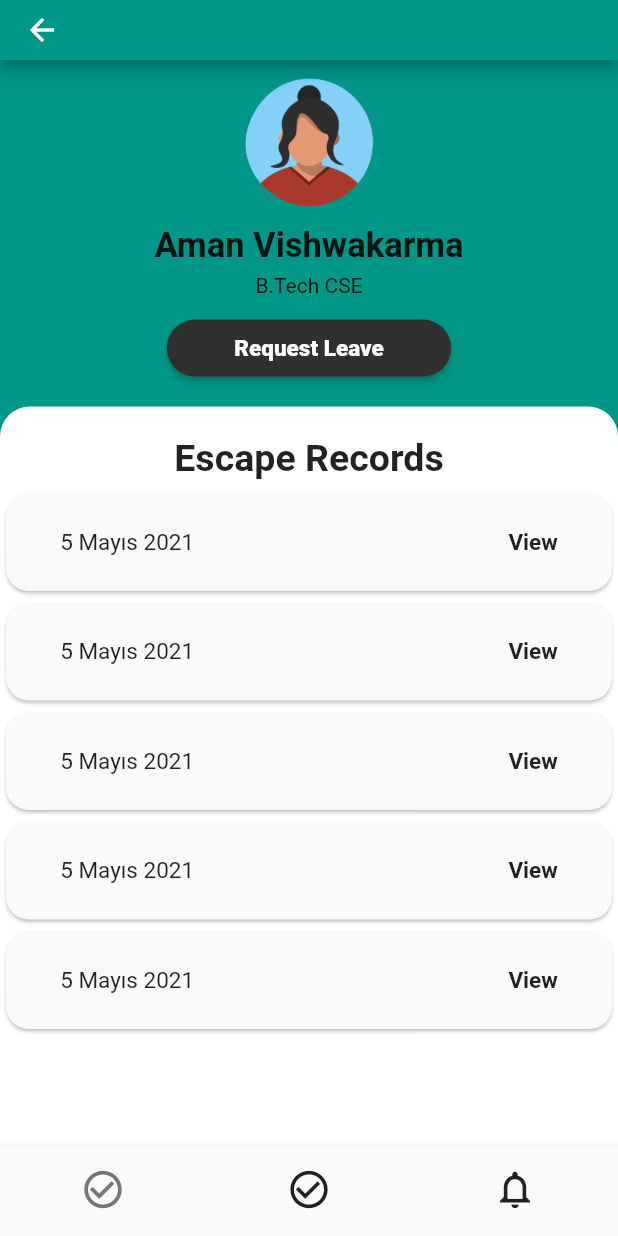
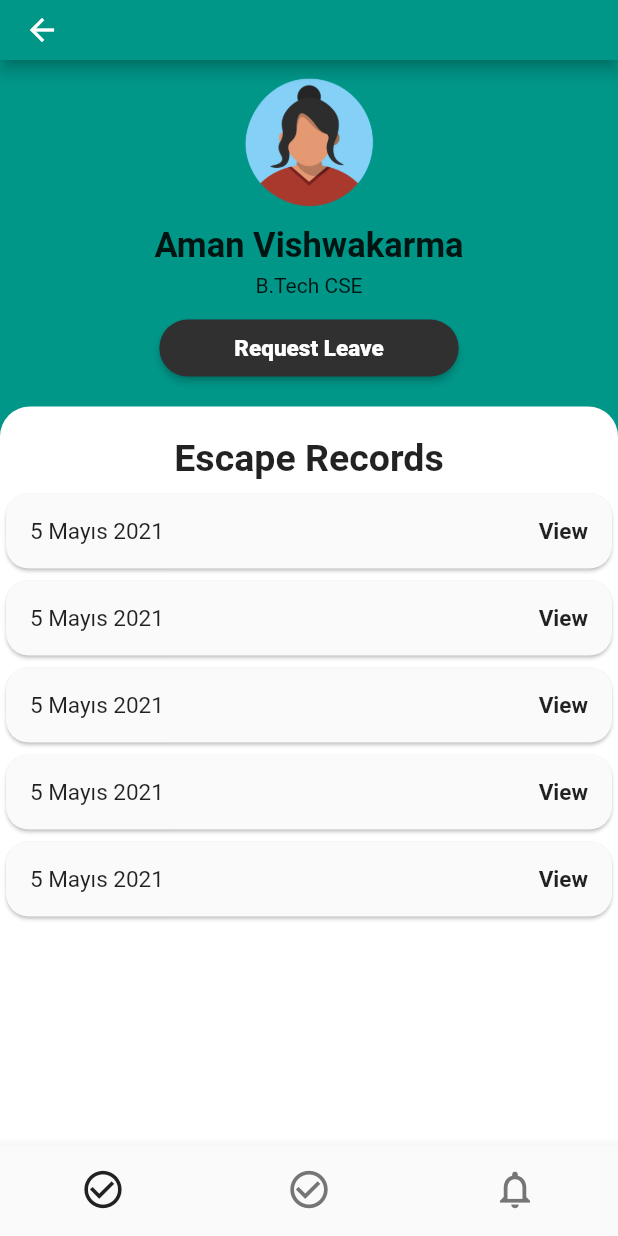
Before and after one commit to zehrakaygili/task1, a Flutter app: the screen it shows after launch, after a tap on "Let's Go", on a phone screen of 412 x 824 dp. Run offline on Flutter 3.47's test engine with Material 2 defaults, Android fonts, the phone set to English and light mode, and no system bars; our stand-ins replace google_fonts.

Commit message:
constans file added

```diff
--- /dev/null
+++ b/lib/constants.dart
@@ -0,0 +1,33 @@
+import 'package:flutter/material.dart';
+import 'package:google_fonts/google_fonts.dart';
+
+const buttonColor = Color(0xFF303030);
+const buttonTextColor = Colors.white;
+const homePageBackgroundColor = Color(0xFF009688);
+const containerColor = Colors.white;
+const cardColor = Color(0xFFFAFAFA);
+const cardSplashColor = Color(0xFF009688);
+
+const String welcomeButtonText = "Let's Go";
+const String welcomeTitleText = "FREED";
+const String welcomeSubtitleText = "Let's take a legal escape";
+const String nameText = "Aman Vishwakarma";
+const String departmentNameText = "B.Tech CSE";
+const String dateSectionText = "Escape Records";
+const String repuestLeaveButtonText = "Request Leave";
+const String dateText = "5 Mayıs 2021";
+
+TextStyle welcomeTitleStyle =
+    GoogleFonts.montserrat(fontSize: 60, fontWeight: FontWeight.w300);
+TextStyle welcomeSubtitleStyle =
+    GoogleFonts.montserrat(fontSize: 25, fontWeight: FontWeight.w200);
+TextStyle nameTextStyle =
+    const TextStyle(fontWeight: FontWeight.bold, fontSize: 23);
+TextStyle dateSectionTextStyle =
+    const TextStyle(fontSize: 25, fontWeight: FontWeight.bold);
+TextStyle welcomeButtonTextStyle =
+    GoogleFonts.montserrat(fontSize: 18, fontWeight: FontWeight.w400);
+TextStyle repuestLeaveButtonTextStyle =
+    const TextStyle(fontSize: 15, fontWeight: FontWeight.w900);
+TextStyle dateTextStyle = const TextStyle(fontSize: 15);
+TextStyle viewTextStyle = TextStyle(fontSize: 15, fontWeight: FontWeight.bold);
--- a/lib/home_page.dart
+++ b/lib/home_page.dart
@@ -1,6 +1,9 @@
 import 'package:flutter/material.dart';
-import 'package:test1/widgets/date_card.dart';
-import 'package:test1/widgets/request_leave_button.dart';
+import 'package:test1/constants.dart';
+import 'package:test1/widgets/bottom_navigation_bar.dart';
+import 'package:test1/widgets/date_section.dart';
+import 'package:test1/widgets/profile_photo.dart';
+import 'package:test1/widgets/welcome_button.dart';
 
 class HomePage extends StatefulWidget {
   const HomePage({super.key});
@@ -10,120 +13,53 @@ class HomePage extends StatefulWidget {
 }
 
 class _HomePageState extends State<HomePage> {
-  int _currentIndex = 0;
   @override
   Widget build(BuildContext context) {
     return Scaffold(
       appBar: AppBar(
-        backgroundColor: Color(0xFF009688),
+        backgroundColor: homePageBackgroundColor,
         toolbarHeight: 40,
       ),
-      backgroundColor: const Color(0xFF009688),
+      backgroundColor: homePageBackgroundColor,
       body: SafeArea(
         child: Column(
           children: [
             const SizedBox(
               height: 10,
             ),
-            CircleAvatar(
-              minRadius: 40,
-              backgroundColor: Colors.transparent,
-              child: ClipRRect(
-                borderRadius: BorderRadius.circular(50),
-                child: Image.asset(
-                  "assets/images/avatar.png",
-                  height: 90,
-                  fit: BoxFit.scaleDown,
-                ),
-              ),
-            ),
+            const ProfilePhoto(),
             const SizedBox(
               height: 10,
             ),
-            const Text(
-              "Aman Vishwakarma",
-              style: TextStyle(fontWeight: FontWeight.bold, fontSize: 23),
+            Text(
+              nameText,
+              style: nameTextStyle,
             ),
             const SizedBox(
               height: 5,
             ),
-            const Text("B.Tech CSE"),
+            const Text(departmentNameText),
             const SizedBox(
               height: 10,
             ),
-            const RequestLeaveButton(),
+            WelcomeButton(
+                button: buttonColor,
+                textColor: buttonTextColor,
+                text: repuestLeaveButtonText,
+                textstyle: repuestLeaveButtonTextStyle,
+                press: () {},
+                vertical: 10,
+                horizontal: 50),
             const SizedBox(
               height: 15,
             ),
-            Expanded(
-              child: Container(
-                decoration: const BoxDecoration(
-                  borderRadius: BorderRadius.only(
-                    topLeft: Radius.circular(20),
-                    topRight: Radius.circular(20),
-                  ),
-                  color: Colors.white,
-                ),
-                child: Column(
-                  children: [
-                    Container(
-                      color: Colors.white,
-                    ),
-                    const SizedBox(
-                      height: 20,
-                    ),
-                    const Text(
-                      "Escape Records",
-                      style:
-                          TextStyle(fontSize: 25, fontWeight: FontWeight.bold),
-                    ),
-                    const SizedBox(
-                      height: 5,
-                    ),
-                    const DateCard(),
-                    const DateCard(),
-                    const DateCard(),
-                    const DateCard(),
-                    const DateCard(),
-                  ],
-                ),
-              ),
+            const Expanded(
+              child: DateSection(),
             ),
           ],
         ),
       ),
-      bottomNavigationBar: BottomNavigationBar(
-        showSelectedLabels: false,
-        showUnselectedLabels: false,
-        items: const <BottomNavigationBarItem>[
-          BottomNavigationBarItem(
-              icon: Icon(
-                Icons.check_circle_outline,
-                size: 30,
-              ),
-              label: ""),
-          BottomNavigationBarItem(
-              icon: Icon(
-                Icons.check_circle_outline,
-                size: 30,
-              ),
-              label: ""),
-          BottomNavigationBarItem(
-              icon: Icon(
-                Icons.notifications_none,
-                size: 30,
-              ),
-              label: ""),
-        ],
-        currentIndex: _currentIndex,
-        selectedItemColor: Colors.grey[600],
-        unselectedItemColor: Colors.grey[900],
-        onTap: (index) {
-          setState(() {
-            _currentIndex = index;
-          });
-        },
-      ),
+      bottomNavigationBar: BottomBar(),
     );
   }
 }
--- a/lib/welcome_page.dart
+++ b/lib/welcome_page.dart
@@ -1,7 +1,8 @@
 import 'package:flutter/material.dart';
-import 'package:google_fonts/google_fonts.dart';
+import 'package:test1/constants.dart';
 import 'package:test1/widgets/background.dart';
 
+import 'home_page.dart';
 import 'widgets/welcome_button.dart';
 
 class WelcomePage extends StatefulWidget {
@@ -22,17 +23,31 @@ class _WelcomePageState extends State<WelcomePage> {
               height: 200,
             ),
             Text(
-              "FREED",
-              style: GoogleFonts.montserrat(
-                  fontSize: 60, fontWeight: FontWeight.w300),
+              welcomeTitleText,
+              style: welcomeTitleStyle,
             ),
-            Text("Let's take a legal escape",
-                style: GoogleFonts.montserrat(
-                    fontSize: 25, fontWeight: FontWeight.w200)),
+            Text(welcomeSubtitleText, style: welcomeSubtitleStyle),
             const SizedBox(
               height: 40,
             ),
-            const WelcomeButton(),
+            WelcomeButton(
+              vertical: 15,
+              horizontal: 50,
+              text: welcomeButtonText,
+              button: buttonColor,
+              textColor: buttonTextColor,
+              textstyle: welcomeButtonTextStyle,
+              press: () {
+                Navigator.push(
+                  context,
+                  MaterialPageRoute(
+                    builder: (context) {
+                      return const HomePage();
+                    },
+                  ),
+                );
+              },
+            ),
           ],
         ),
       ),
--- /dev/null
+++ b/lib/widgets/bottom_navigation_bar.dart
@@ -0,0 +1,48 @@
+import 'package:flutter/material.dart';
+
+class BottomBar extends StatefulWidget {
+  const BottomBar({super.key});
+
+  @override
+  State<BottomBar> createState() => _BottomBarState();
+}
+
+class _BottomBarState extends State<BottomBar> {
+  int _currentIndex = 0;
+
+  @override
+  Widget build(BuildContext context) {
+    return BottomNavigationBar(
+      showSelectedLabels: false,
+      showUnselectedLabels: false,
+      items: const <BottomNavigationBarItem>[
+        BottomNavigationBarItem(
+            icon: Icon(
+              Icons.check_circle_outline,
+              size: 30,
+            ),
+            label: ""),
+        BottomNavigationBarItem(
+            icon: Icon(
+              Icons.check_circle_outline,
+              size: 30,
+            ),
+            label: ""),
+        BottomNavigationBarItem(
+            icon: Icon(
+              Icons.notifications_none,
+              size: 30,
+            ),
+            label: ""),
+      ],
+      currentIndex: _currentIndex,
+      selectedItemColor: Colors.grey[900],
+      unselectedItemColor: Colors.grey[600],
+      onTap: (index) {
+        setState(() {
+          _currentIndex = index;
+        });
+      },
+    );
+  }
+}
--- a/lib/widgets/date_card.dart
+++ b/lib/widgets/date_card.dart
@@ -1,4 +1,5 @@
 import 'package:flutter/material.dart';
+import 'package:test1/constants.dart';
 
 class DateCard extends StatelessWidget {
   const DateCard({
@@ -8,26 +9,28 @@ class DateCard extends StatelessWidget {
   @override
   Widget build(BuildContext context) {
     return Card(
-      color: Color(0xFFFAFAFA),
+      color: cardColor,
       shape: RoundedRectangleBorder(borderRadius: BorderRadius.circular(15)),
       clipBehavior: Clip.hardEdge,
       child: InkWell(
-        splashColor: Color.fromARGB(255, 229, 240, 239),
+        splashColor: cardSplashColor,
         onTap: () {},
-        child: const Row(
-          mainAxisAlignment: MainAxisAlignment.spaceAround,
+        child: Row(
+          mainAxisAlignment: MainAxisAlignment.spaceBetween,
           children: [
-            Text(
-              "5 Mayıs 2021",
-              style: TextStyle(fontSize: 15),
+            Padding(
+              padding: const EdgeInsets.all(16.0),
+              child: Text(
+                dateText,
+                style: dateTextStyle,
+              ),
             ),
-            SizedBox(
-              height: 65,
-              width: 65,
-            ),
-            Text(
-              "View",
-              style: TextStyle(fontSize: 15, fontWeight: FontWeight.bold),
+            Padding(
+              padding: EdgeInsets.all(16.0),
+              child: Text(
+                "View",
+                style: viewTextStyle,
+              ),
             ),
           ],
         ),
--- /dev/null
+++ b/lib/widgets/date_section.dart
@@ -0,0 +1,41 @@
+import 'package:flutter/material.dart';
+import 'package:test1/constants.dart';
+import 'package:test1/widgets/date_card.dart';
+
+class DateSection extends StatelessWidget {
+  const DateSection({
+    super.key,
+  });
+
+  @override
+  Widget build(BuildContext context) {
+    return Container(
+      decoration: const BoxDecoration(
+        borderRadius: BorderRadius.only(
+          topLeft: Radius.circular(20),
+          topRight: Radius.circular(20),
+        ),
+        color: containerColor,
+      ),
+      child: Column(
+        children: [
+          Container(
+            color: containerColor,
+          ),
+          const SizedBox(
+            height: 20,
+          ),
+          Text(dateSectionText, style: dateSectionTextStyle),
+          const SizedBox(
+            height: 5,
+          ),
+          const DateCard(),
+          const DateCard(),
+          const DateCard(),
+          const DateCard(),
+          const DateCard(),
+        ],
+      ),
+    );
+  }
+}
--- /dev/null
+++ b/lib/widgets/profile_photo.dart
@@ -0,0 +1,23 @@
+import 'package:flutter/material.dart';
+
+class ProfilePhoto extends StatelessWidget {
+  const ProfilePhoto({
+    super.key,
+  });
+
+  @override
+  Widget build(BuildContext context) {
+    return CircleAvatar(
+      minRadius: 40,
+      backgroundColor: Colors.transparent,
+      child: ClipRRect(
+        borderRadius: BorderRadius.circular(50),
+        child: Image.asset(
+          "assets/images/avatar.png",
+          height: 90,
+          fit: BoxFit.scaleDown,
+        ),
+      ),
+    );
+  }
+}
--- a/lib/widgets/request_leave_button.dart
+++ /dev/null
@@ -1,24 +0,0 @@
-import 'package:flutter/material.dart';
-
-class RequestLeaveButton extends StatelessWidget {
-  const RequestLeaveButton({
-    super.key,
-  });
-
-  @override
-  Widget build(BuildContext context) {
-    return ElevatedButton(
-        style: ElevatedButton.styleFrom(
-          backgroundColor: const Color(0xFF303030),
-          padding: const EdgeInsets.symmetric(vertical: 10, horizontal: 45),
-          shape: RoundedRectangleBorder(
-            borderRadius: BorderRadius.circular(30),
-          ),
-        ),
-        onPressed: () {},
-        child: const Text(
-          "Request Leave",
-          style: TextStyle(fontSize: 15, fontWeight: FontWeight.w900),
-        ));
-  }
-}
--- a/lib/widgets/welcome_button.dart
+++ b/lib/widgets/welcome_button.dart
@@ -1,34 +1,40 @@
 import 'package:flutter/material.dart';
 import 'package:google_fonts/google_fonts.dart';
+import 'package:test1/constants.dart';
 import 'package:test1/home_page.dart';
 
 class WelcomeButton extends StatelessWidget {
+  final Color button, textColor;
+  final String text;
+  final TextStyle textstyle;
+  final Function press;
+  final double vertical, horizontal;
   const WelcomeButton({
     super.key,
+    required this.button,
+    required this.textColor,
+    required this.text,
+    required this.textstyle,
+    required this.press,
+    required this.vertical,
+    required this.horizontal,
   });
 
   @override
   Widget build(BuildContext context) {
     return ElevatedButton(
       style: ElevatedButton.styleFrom(
-          backgroundColor: const Color(0xFF303030),
-          padding: const EdgeInsets.symmetric(vertical: 15, horizontal: 55),
+        backgroundColor: buttonColor,
+        padding:
+            EdgeInsets.symmetric(vertical: vertical, horizontal: horizontal),
         shape: RoundedRectangleBorder(
           borderRadius: BorderRadius.circular(30),
         ),
       ),
       onPressed: () {
-          Navigator.push(
-            context,
-            MaterialPageRoute(
-              builder: (context) {
-                return const HomePage();
+        press();
       },
-            ),
+      child: Text(text, style: textstyle),
     );
-        },
-        child: Text("Let's Go",
-            style: GoogleFonts.montserrat(
-                fontSize: 18, fontWeight: FontWeight.w400)));
   }
 }
```
Lines whose indentation alone changed are shown as unchanged.
